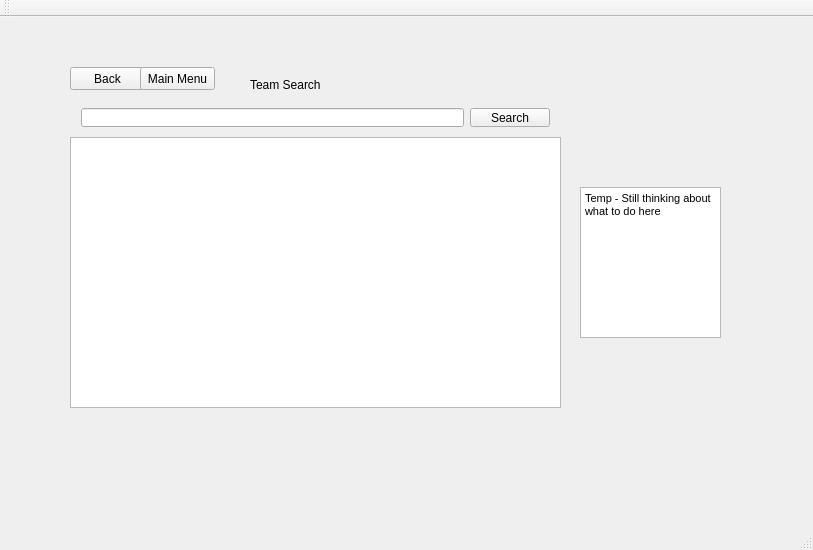
Old version of the form cs1dproject/mainwindow.ui in the repository AustinVaday/CS1D-Class-Project-2.
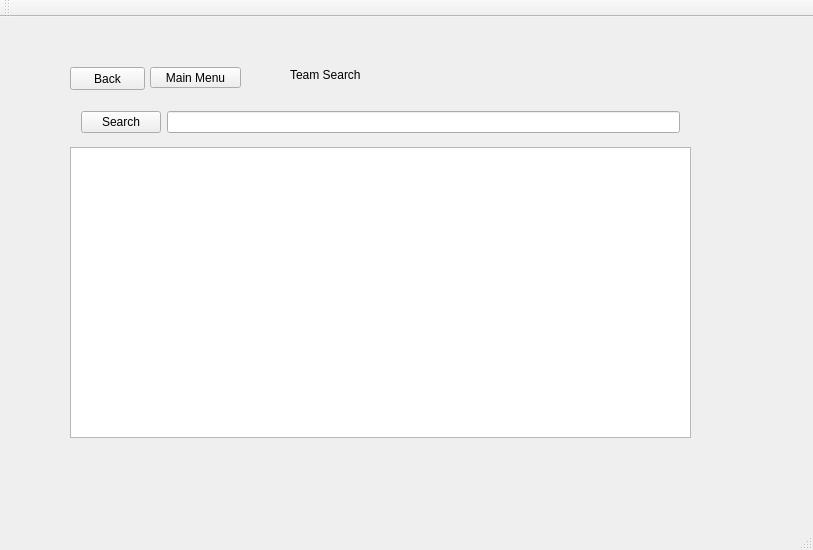
New version of the form. The open tabs and pages were chosen to show the change.

Commit message: Fixed view stadium list

What changed in the file:
```diff
--- a/cs1dproject/mainwindow.ui
+++ b/cs1dproject/mainwindow.ui
@@ -834,44 +834,13 @@
      </widget>
     </widget>
     <widget class="QWidget" name="page_searchForStadium0">
-     <widget class="QStackedWidget" name="stackedWidget_searchForStadium0">
-      <property name="geometry">
-       <rect>
-        <x>510</x>
-        <y>90</y>
-        <width>191</width>
-        <height>271</height>
-       </rect>
-      </property>
-      <widget class="QWidget" name="page_searchForStadium">
-       <widget class="QTextBrowser" name="textBrowser_3">
-        <property name="geometry">
-         <rect>
-          <x>20</x>
-          <y>50</y>
-          <width>141</width>
-          <height>151</height>
-         </rect>
-        </property>
-        <property name="html">
-         <string>&lt;!DOCTYPE HTML PUBLIC &quot;-//W3C//DTD HTML 4.0//EN&quot; &quot;http://www.w3.org/TR/REC-html40/strict.dtd&quot;&gt;
-&lt;html&gt;&lt;head&gt;&lt;meta name=&quot;qrichtext&quot; content=&quot;1&quot; /&gt;&lt;style type=&quot;text/css&quot;&gt;
-p, li { white-space: pre-wrap; }
-&lt;/style&gt;&lt;/head&gt;&lt;body style=&quot; font-family:'Ubuntu'; font-size:11pt; font-weight:400; font-style:normal;&quot;&gt;
-&lt;p style=&quot; margin-top:0px; margin-bottom:0px; margin-left:0px; margin-right:0px; -qt-block-indent:0; text-indent:0px;&quot;&gt;&lt;span style=&quot; font-family:'MS Shell Dlg 2'; font-size:8.25pt;&quot;&gt;Temp - Still thinking about what to do here&lt;/span&gt;&lt;/p&gt;
-&lt;p style=&quot;-qt-paragraph-type:empty; margin-top:0px; margin-bottom:0px; margin-left:0px; margin-right:0px; -qt-block-indent:0; text-indent:0px; font-family:'MS Shell Dlg 2'; font-size:8.25pt;&quot;&gt;&lt;br /&gt;&lt;/p&gt;&lt;/body&gt;&lt;/html&gt;</string>
-        </property>
-       </widget>
-      </widget>
-      <widget class="QWidget" name="page_6"/>
-     </widget>
      <widget class="QListWidget" name="listWidget_searchResults0">
       <property name="geometry">
        <rect>
         <x>20</x>
-        <y>90</y>
-        <width>491</width>
-        <height>271</height>
+        <y>100</y>
+        <width>621</width>
+        <height>291</height>
        </rect>
       </property>
      </widget>
@@ -891,10 +860,10 @@
      <widget class="QPushButton" name="button_mainMenu2">
       <property name="geometry">
        <rect>
-        <x>90</x>
+        <x>100</x>
         <y>20</y>
-        <width>75</width>
-        <height>23</height>
+        <width>91</width>
+        <height>21</height>
        </rect>
       </property>
       <property name="text">
@@ -904,8 +873,8 @@
      <widget class="QLabel" name="label_teamSearchTitle">
       <property name="geometry">
        <rect>
-        <x>200</x>
-        <y>30</y>
+        <x>240</x>
+        <y>20</y>
         <width>361</width>
         <height>16</height>
        </rect>
@@ -919,14 +888,11 @@
        <rect>
         <x>20</x>
         <y>50</y>
-        <width>491</width>
-        <height>41</height>
+        <width>621</width>
+        <height>51</height>
        </rect>
       </property>
       <layout class="QHBoxLayout" name="horizontalLayout">
-       <item>
-        <widget class="QLineEdit" name="lineEdit_searchLine0"/>
-       </item>
        <item>
         <widget class="QPushButton" name="button_search0">
          <property name="text">
@@ -934,6 +900,9 @@
          </property>
         </widget>
        </item>
+       <item>
+        <widget class="QLineEdit" name="lineEdit_searchLine0"/>
+       </item>
       </layout>
      </widget>
     </widget>
```
The commit also changes 3 other files.
